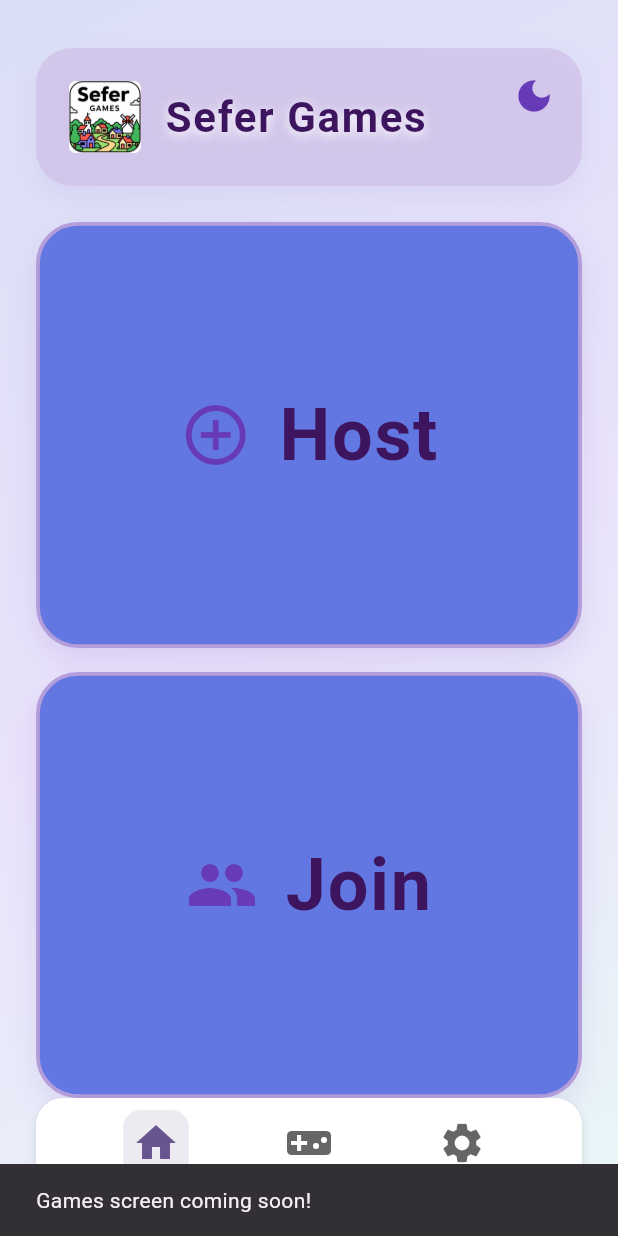
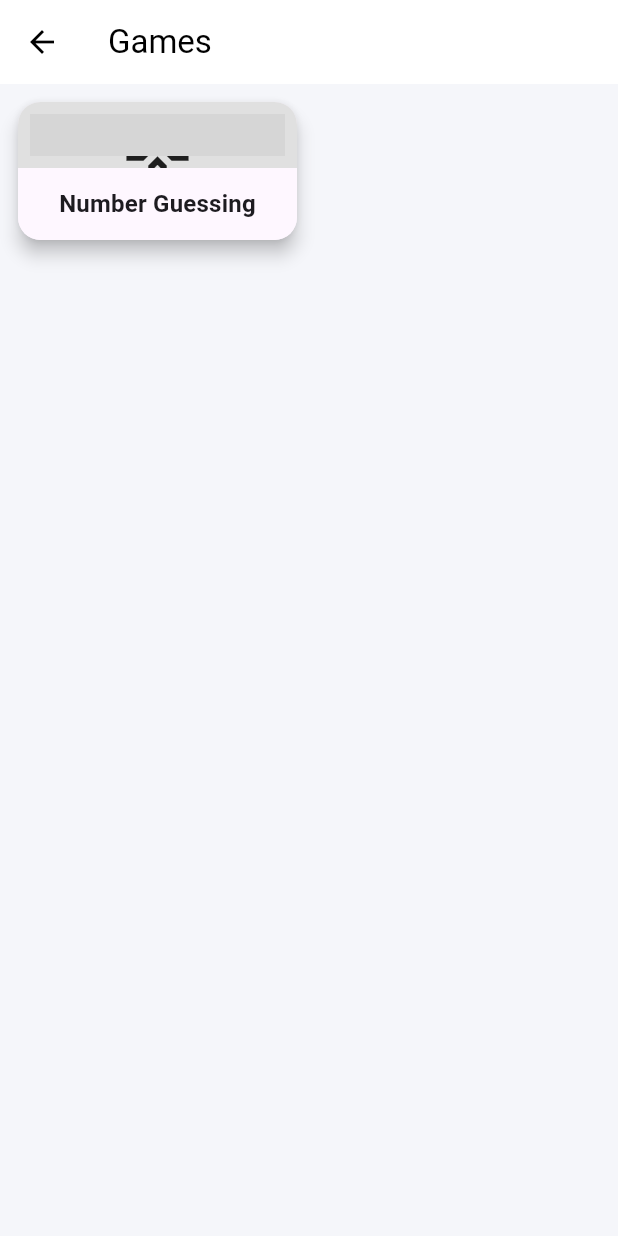
Before and after one commit to DanielKinnito/sefer_games_v1, a Flutter app: the screen it shows after launch, item 2 of the bottom bar chosen, on a phone screen of 412 x 824 dp. Run offline on Flutter 3.47's test engine with Material 3 defaults, Android fonts, the phone set to English and light mode, and no system bars; our stand-ins replace equatable, flutter_bloc, palette_generator, socket_io_client; missing offline and left inert: network_info_plus; grey boxes are pictures that could not be loaded.

Commit message:
:sparkle: Add Games page

```diff
--- a/lib/core/navigation/navigation_service.dart
+++ b/lib/core/navigation/navigation_service.dart
@@ -1,16 +1,22 @@
 import 'package:flutter/material.dart';
+import 'package:sefer_games_v1/features/games/presentation/pages/games_page.dart';
 
 class NavigationService {
   static void handleBottomNavigation(BuildContext context, int index) {
+    final currentIndex = getCurrentIndex(context);
+    if (currentIndex == index) return;
+
     switch (index) {
       case 0: // Home
         // Navigate to home and clear the stack
         Navigator.of(context).popUntil((route) => route.isFirst);
         break;
       case 1: // Games
-        // Show coming soon message for now
-        ScaffoldMessenger.of(context).showSnackBar(
-          const SnackBar(content: Text('Games screen coming soon!')),
+        Navigator.of(context).push(
+          MaterialPageRoute(
+            builder: (context) => const GamesPage(),
+            settings: const RouteSettings(name: '/games'),
+          ),
         );
         break;
       case 2: // Settings
@@ -25,15 +31,14 @@ class NavigationService {
   }
 
   static int getCurrentIndex(BuildContext context) {
-    final currentRoute = ModalRoute.of(context)?.settings.name;
+    final currentRouteName = ModalRoute.of(context)?.settings.name;
 
-    // Determine which tab should be selected based on current route
-    if (currentRoute == '/host' || currentRoute == '/join') {
-      return 1; // Games tab for host/join pages
-    } else if (currentRoute == '/settings') {
-      return 2; // Settings tab
-    } else {
-      return 0; // Home tab (default)
+    if (currentRouteName == '/games') {
+      return 1;
+    } else if (currentRouteName == '/settings') {
+      return 2;
     }
+    // Default to home for any other route, including '/', '/host', '/join'
+    return 0;
   }
 }
--- /dev/null
+++ b/lib/features/games/data/repositories/game_repository_impl.dart
@@ -0,0 +1,18 @@
+import 'package:sefer_games_v1/features/games/domain/entities/game_info.dart';
+import 'package:sefer_games_v1/features/games/domain/repositories/game_repository.dart';
+
+class GameRepositoryImpl implements GameRepository {
+  @override
+  Future<List<GameInfo>> getGames() async {
+    // In a real app, this would fetch from a server or database
+    return [
+      GameInfo(
+        id: 'number_guessing',
+        title: 'Number Guessing',
+        description: 'Guess the number between 1 and 100.',
+        iconPath: 'assets/images/number_guessing_icon.png',
+      ),
+      // Add more games here
+    ];
+  }
+}
--- /dev/null
+++ b/lib/features/games/domain/entities/game_info.dart
@@ -0,0 +1,13 @@
+class GameInfo {
+  final String id;
+  final String title;
+  final String description;
+  final String iconPath;
+
+  GameInfo({
+    required this.id,
+    required this.title,
+    required this.description,
+    required this.iconPath,
+  });
+}
--- /dev/null
+++ b/lib/features/games/domain/repositories/game_repository.dart
@@ -0,0 +1,5 @@
+import 'package:sefer_games_v1/features/games/domain/entities/game_info.dart';
+
+abstract class GameRepository {
+  Future<List<GameInfo>> getGames();
+}
--- /dev/null
+++ b/lib/features/games/presentation/bloc/games_bloc.dart
@@ -0,0 +1,20 @@
+import 'package:flutter_bloc/flutter_bloc.dart';
+import 'package:sefer_games_v1/features/games/domain/repositories/game_repository.dart';
+import 'package:sefer_games_v1/features/games/presentation/bloc/games_event.dart';
+import 'package:sefer_games_v1/features/games/presentation/bloc/games_state.dart';
+
+class GamesBloc extends Bloc<GamesEvent, GamesState> {
+  final GameRepository gameRepository;
+
+  GamesBloc({required this.gameRepository}) : super(GamesInitial()) {
+    on<LoadGames>((event, emit) async {
+      emit(GamesLoading());
+      try {
+        final games = await gameRepository.getGames();
+        emit(GamesLoaded(games));
+      } catch (e) {
+        emit(GamesError(e.toString()));
+      }
+    });
+  }
+}
--- /dev/null
+++ b/lib/features/games/presentation/bloc/games_event.dart
@@ -0,0 +1,10 @@
+import 'package:equatable/equatable.dart';
+
+abstract class GamesEvent extends Equatable {
+  const GamesEvent();
+
+  @override
+  List<Object> get props => [];
+}
+
+class LoadGames extends GamesEvent {}
--- /dev/null
+++ b/lib/features/games/presentation/bloc/games_state.dart
@@ -0,0 +1,31 @@
+import 'package:equatable/equatable.dart';
+import 'package:sefer_games_v1/features/games/domain/entities/game_info.dart';
+
+abstract class GamesState extends Equatable {
+  const GamesState();
+
+  @override
+  List<Object> get props => [];
+}
+
+class GamesInitial extends GamesState {}
+
+class GamesLoading extends GamesState {}
+
+class GamesLoaded extends GamesState {
+  final List<GameInfo> games;
+
+  const GamesLoaded(this.games);
+
+  @override
+  List<Object> get props => [games];
+}
+
+class GamesError extends GamesState {
+  final String message;
+
+  const GamesError(this.message);
+
+  @override
+  List<Object> get props => [message];
+}
--- /dev/null
+++ b/lib/features/games/presentation/pages/games_page.dart
@@ -0,0 +1,53 @@
+import 'package:flutter/material.dart';
+import 'package:flutter_bloc/flutter_bloc.dart';
+import 'package:flutter_staggered_grid_view/flutter_staggered_grid_view.dart';
+import 'package:sefer_games_v1/features/games/data/repositories/game_repository_impl.dart';
+import 'package:sefer_games_v1/features/games/presentation/bloc/games_bloc.dart';
+import 'package:sefer_games_v1/features/games/presentation/bloc/games_event.dart';
+import 'package:sefer_games_v1/features/games/presentation/bloc/games_state.dart';
+import 'package:sefer_games_v1/features/games/presentation/widgets/game_card.dart';
+
+class GamesPage extends StatelessWidget {
+  const GamesPage({Key? key}) : super(key: key);
+
+  @override
+  Widget build(BuildContext context) {
+    return BlocProvider(
+      create: (context) => GamesBloc(
+        gameRepository: GameRepositoryImpl(),
+      )..add(LoadGames()),
+      child: Scaffold(
+        appBar: AppBar(
+          title: const Text('Games'),
+        ),
+        body: BlocBuilder<GamesBloc, GamesState>(
+          builder: (context, state) {
+            if (state is GamesLoading) {
+              return const Center(child: CircularProgressIndicator());
+            } else if (state is GamesLoaded) {
+              return MasonryGridView.count(
+                padding: const EdgeInsets.all(8),
+                crossAxisCount: 2,
+                mainAxisSpacing: 8,
+                crossAxisSpacing: 8,
+                itemCount: state.games.length,
+                itemBuilder: (context, index) {
+                  final game = state.games[index];
+                  // Use a pseudo-random height for demonstration
+                  final height = (game.title.length % 5 + 1) * 100.0;
+                  return SizedBox(
+                    height: height,
+                    child: GameCard(game: game),
+                  );
+                },
+              );
+            } else if (state is GamesError) {
+              return Center(child: Text(state.message));
+            }
+            return const Center(child: Text('Select a game to start!'));
+          },
+        ),
+      ),
+    );
+  }
+}
--- /dev/null
+++ b/lib/features/games/presentation/widgets/game_card.dart
@@ -0,0 +1,80 @@
+import 'package:flutter/material.dart';
+import 'package:palette_generator/palette_generator.dart';
+import 'package:sefer_games_v1/features/games/domain/entities/game_info.dart';
+
+class GameCard extends StatefulWidget {
+  final GameInfo game;
+
+  const GameCard({Key? key, required this.game}) : super(key: key);
+
+  @override
+  _GameCardState createState() => _GameCardState();
+}
+
+class _GameCardState extends State<GameCard> {
+  Color? dominantColor;
+
+  @override
+  void initState() {
+    super.initState();
+    _extractDominantColor();
+  }
+
+  Future<void> _extractDominantColor() async {
+    final paletteGenerator = await PaletteGenerator.fromImageProvider(
+      AssetImage(widget.game.iconPath),
+    );
+    setState(() {
+      dominantColor = paletteGenerator.dominantColor?.color ?? Colors.grey;
+    });
+  }
+
+  @override
+  Widget build(BuildContext context) {
+    final theme = Theme.of(context);
+    final isDarkMode = theme.brightness == Brightness.dark;
+
+    return Card(
+      clipBehavior: Clip.antiAlias,
+      shape: RoundedRectangleBorder(
+        borderRadius: BorderRadius.circular(15),
+      ),
+      elevation: 5,
+      child: Column(
+        crossAxisAlignment: CrossAxisAlignment.stretch,
+        children: [
+          // Logo/Image section
+          Expanded(
+            child: Container(
+              color: dominantColor ?? (isDarkMode ? Colors.grey[800] : Colors.grey[300]),
+              child: Padding(
+                padding: const EdgeInsets.all(8.0),
+                child: Image.asset(
+                  widget.game.iconPath,
+                  fit: BoxFit.contain,
+                  errorBuilder: (context, error, stackTrace) {
+                    return const Icon(Icons.gamepad_outlined, size: 50);
+                  },
+                ),
+              ),
+            ),
+          ),
+          // Name section
+          Container(
+            padding: const EdgeInsets.symmetric(vertical: 12, horizontal: 8),
+            color: theme.cardColor,
+            child: Text(
+              widget.game.title,
+              style: theme.textTheme.titleMedium?.copyWith(
+                fontWeight: FontWeight.bold,
+              ),
+              textAlign: TextAlign.center,
+              maxLines: 1,
+              overflow: TextOverflow.ellipsis,
+            ),
+          ),
+        ],
+      ),
+    );
+  }
+}
--- a/lib/features/splash/presentation/widgets/splash_loading_indicator.dart
+++ b/lib/features/splash/presentation/widgets/splash_loading_indicator.dart
@@ -25,7 +25,7 @@ class _SplashLoadingIndicatorState extends State<SplashLoadingIndicator>
     super.initState();
 
     _dotsController = AnimationController(
-      duration: const Duration(milliseconds: 2500),
+      duration: const Duration(milliseconds: 1000),
       vsync: this,
     )..repeat();
 
```
Also changed, not shown: pubspec.yaml (+27 -0 lines), assets/images/number_guessing_icon.png (added), pubspec.lock, 44 other files.
